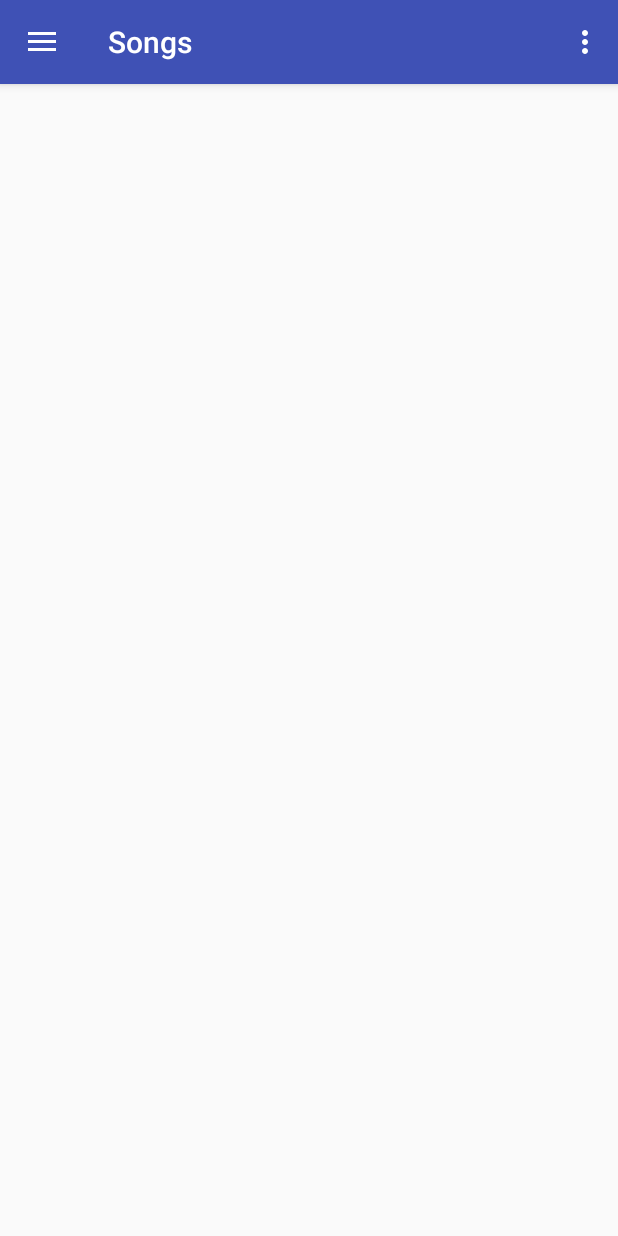
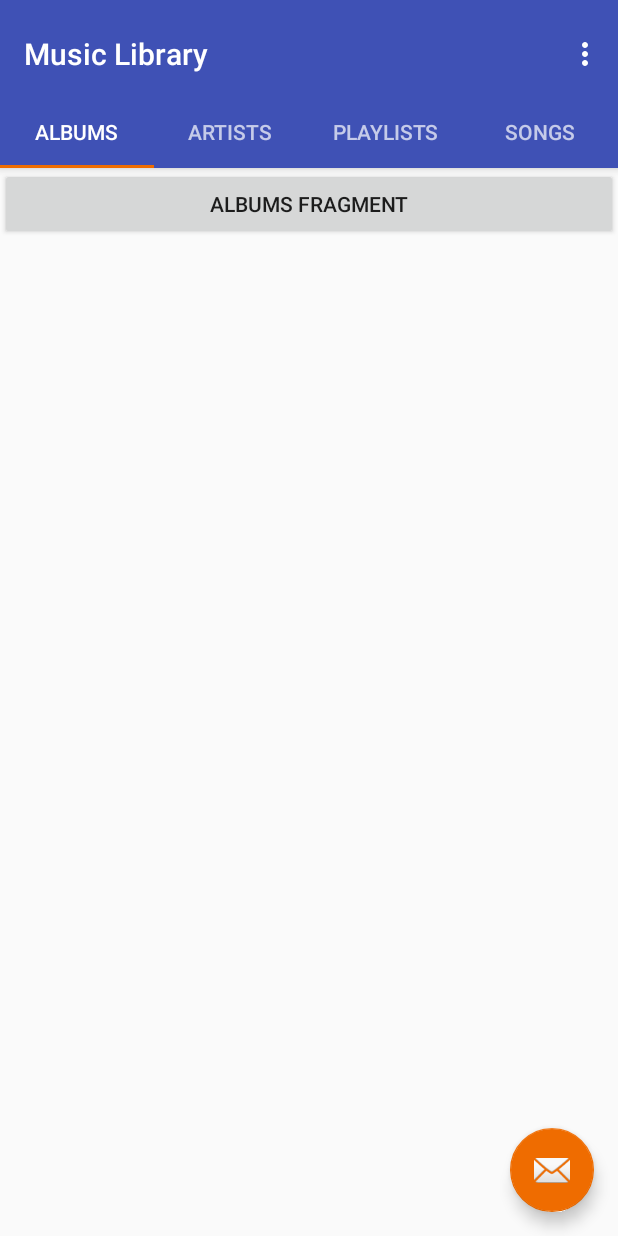
Before and after one commit to StevenFrost/AMP, an Android app: the screen it shows after launch (LibraryActivity), on a phone screen of 412 x 824 dp. Run offline under Robolectric (Android 15) with nearby library versions, the light colour scheme and no system bars.

Commit message:
Introducing tabs and fragments

```diff
--- /dev/null
+++ b/app/src/main/java/com/frost/steven/amp/AlbumsFragment.java
@@ -0,0 +1,40 @@
+package com.frost.steven.amp;
+
+import android.os.Bundle;
+import android.support.annotation.Nullable;
+import android.support.v4.app.Fragment;
+import android.support.v4.app.FragmentManager;
+import android.view.LayoutInflater;
+import android.view.View;
+import android.view.ViewGroup;
+
+public class AlbumsFragment extends Fragment
+{
+    private static final String FRAGMENT_ID = "com.frost.steven.amp.AlbumsFragment";
+
+    public static AlbumsFragment getInstance(FragmentManager fragmentManager)
+    {
+        AlbumsFragment fragment = new AlbumsFragment();
+        return fragment;
+    }
+
+    public AlbumsFragment() {}
+
+    @Override
+    public void onCreate(Bundle savedInstanceState)
+    {
+        super.onCreate(savedInstanceState);
+    }
+
+    @Override
+    public View onCreateView(LayoutInflater inflater, ViewGroup container, Bundle savedInstanceState)
+    {
+        return inflater.inflate(R.layout.fragment_albums, container, false);
+    }
+
+    @Override
+    public void onViewCreated(View view, @Nullable Bundle savedInstanceState)
+    {
+        super.onViewCreated(view, savedInstanceState);
+    }
+}
--- /dev/null
+++ b/app/src/main/java/com/frost/steven/amp/ArtistsFragment.java
@@ -0,0 +1,40 @@
+package com.frost.steven.amp;
+
+import android.os.Bundle;
+import android.support.annotation.Nullable;
+import android.support.v4.app.Fragment;
+import android.support.v4.app.FragmentManager;
+import android.view.LayoutInflater;
+import android.view.View;
+import android.view.ViewGroup;
+
+public class ArtistsFragment extends Fragment
+{
+    private static final String FRAGMENT_ID = "com.frost.steven.amp.ArtistsFragment";
+
+    public static ArtistsFragment getInstance(FragmentManager fragmentManager)
+    {
+        ArtistsFragment fragment = new ArtistsFragment();
+        return fragment;
+    }
+
+    public ArtistsFragment() {}
+
+    @Override
+    public void onCreate(Bundle savedInstanceState)
+    {
+        super.onCreate(savedInstanceState);
+    }
+
+    @Override
+    public View onCreateView(LayoutInflater inflater, ViewGroup container, Bundle savedInstanceState)
+    {
+        return inflater.inflate(R.layout.fragment_artists, container, false);
+    }
+
+    @Override
+    public void onViewCreated(View view, @Nullable Bundle savedInstanceState)
+    {
+        super.onViewCreated(view, savedInstanceState);
+    }
+}
--- /dev/null
+++ b/app/src/main/java/com/frost/steven/amp/LibraryActivity.java
@@ -0,0 +1,128 @@
+package com.frost.steven.amp;
+
+import android.support.design.widget.TabLayout;
+import android.support.design.widget.FloatingActionButton;
+import android.support.design.widget.Snackbar;
+import android.support.v7.app.AppCompatActivity;
+import android.support.v7.widget.Toolbar;
+
+import android.support.v4.app.Fragment;
+import android.support.v4.app.FragmentManager;
+import android.support.v4.app.FragmentPagerAdapter;
+import android.support.v4.view.ViewPager;
+import android.os.Bundle;
+import android.view.Menu;
+import android.view.MenuItem;
+import android.view.View;
+
+public class LibraryActivity extends AppCompatActivity
+{
+    @Override
+    protected void onCreate(Bundle savedInstanceState)
+    {
+        super.onCreate(savedInstanceState);
+        setContentView(R.layout.activity_library);
+
+        Toolbar toolbar = (Toolbar) findViewById(R.id.toolbar);
+        setSupportActionBar(toolbar);
+
+        SectionsPagerAdapter sectionsPagerAdapter = new SectionsPagerAdapter(getSupportFragmentManager());
+        ViewPager viewPager = (ViewPager)findViewById(R.id.container);
+        viewPager.setAdapter(sectionsPagerAdapter);
+
+        TabLayout tabLayout = (TabLayout) findViewById(R.id.tabs);
+        tabLayout.setupWithViewPager(viewPager);
+
+        FloatingActionButton fab = (FloatingActionButton) findViewById(R.id.fab);
+        fab.setOnClickListener(new View.OnClickListener()
+        {
+            @Override
+            public void onClick(View view)
+            {
+                Snackbar.make(view, "Replace with your own action", Snackbar.LENGTH_LONG).setAction("Action", null).show();
+            }
+        });
+    }
+
+    @Override
+    public boolean onCreateOptionsMenu(Menu menu)
+    {
+        getMenuInflater().inflate(R.menu.menu_library, menu);
+        return true;
+    }
+
+    @Override
+    public boolean onOptionsItemSelected(MenuItem item)
+    {
+        int id = item.getItemId();
+
+        if (id == R.id.action_settings)
+        {
+            return true;
+        }
+
+        return super.onOptionsItemSelected(item);
+    }
+
+    /**
+     * A FragmentPagerAdapter that returns a fragment corresponding to one of
+     * the sections/tabs/pages. FragmentStatePagerAdapter may be better if the
+     * memory footprint of this is too large.
+     */
+    public class SectionsPagerAdapter extends FragmentPagerAdapter
+    {
+        private static final int NUM_PAGES = 4;
+
+        public SectionsPagerAdapter(FragmentManager fragmentManager)
+        {
+            super(fragmentManager);
+        }
+
+        /**
+         * Called to instantiate the fragment for the given page.
+         *
+         * @param position section/tab/page index
+         * @return a new page fragment
+         */
+        @Override
+        public Fragment getItem(int position)
+        {
+            switch (position)
+            {
+            case 0:
+                return AlbumsFragment.getInstance(getSupportFragmentManager());
+            case 1:
+                return ArtistsFragment.getInstance(getSupportFragmentManager());
+            case 2:
+                return PlaylistsFragment.getInstance(getSupportFragmentManager());
+            case 3:
+                return SongsFragment.getInstance(getSupportFragmentManager());
+            }
+            return null;
+        }
+
+        @Override
+        public int getCount()
+        {
+            return NUM_PAGES;
+        }
+
+        @Override
+        public CharSequence getPageTitle(int position)
+        {
+            // TODO: Use string resources instead
+            switch (position)
+            {
+            case 0:
+                return "Albums";
+            case 1:
+                return "Artists";
+            case 2:
+                return "Playlists";
+            case 3:
+                return "Songs";
+            }
+            return null;
+        }
+    }
+}
--- /dev/null
+++ b/app/src/main/res/layout/activity_library.xml
@@ -0,0 +1,50 @@
+<?xml version="1.0" encoding="utf-8"?>
+<android.support.design.widget.CoordinatorLayout
+    xmlns:android="http://schemas.android.com/apk/res/android"
+    xmlns:tools="http://schemas.android.com/tools"
+    xmlns:app="http://schemas.android.com/apk/res-auto"
+    android:id="@+id/main_content"
+    android:layout_width="match_parent"
+    android:layout_height="match_parent"
+    android:fitsSystemWindows="true"
+    tools:context="com.frost.steven.amp.LibraryActivity">
+
+    <android.support.design.widget.AppBarLayout
+        android:id="@+id/appbar"
+        android:layout_width="match_parent"
+        android:layout_height="wrap_content"
+        android:paddingTop="@dimen/appbar_padding_top"
+        android:theme="@style/AppTheme.NoActionBar.AppBarOverlay">
+
+        <android.support.v7.widget.Toolbar
+            android:id="@+id/toolbar"
+            android:layout_width="match_parent"
+            android:layout_height="?attr/actionBarSize"
+            android:background="?attr/colorPrimary"
+            app:popupTheme="@style/AppTheme.NoActionBar.PopupOverlay"
+            app:layout_scrollFlags="scroll|enterAlways">
+
+        </android.support.v7.widget.Toolbar>
+
+        <android.support.design.widget.TabLayout
+            android:id="@+id/tabs"
+            android:layout_width="match_parent"
+            android:layout_height="wrap_content"/>
+
+    </android.support.design.widget.AppBarLayout>
+
+    <android.support.v4.view.ViewPager
+        android:id="@+id/container"
+        android:layout_width="match_parent"
+        android:layout_height="match_parent"
+        app:layout_behavior="@string/appbar_scrolling_view_behavior"/>
+
+    <android.support.design.widget.FloatingActionButton
+        android:id="@+id/fab"
+        android:layout_width="wrap_content"
+        android:layout_height="wrap_content"
+        android:layout_gravity="end|bottom"
+        android:layout_margin="@dimen/fab_margin"
+        android:src="@android:drawable/ic_dialog_email"/>
+
+</android.support.design.widget.CoordinatorLayout>
--- /dev/null
+++ b/app/src/main/res/layout/fragment_albums.xml
@@ -0,0 +1,11 @@
+<?xml version="1.0" encoding="utf-8"?>
+<LinearLayout xmlns:android="http://schemas.android.com/apk/res/android"
+              android:orientation="vertical"
+              android:layout_width="match_parent"
+              android:layout_height="match_parent">
+
+    <Button android:layout_height="wrap_content"
+            android:layout_width="fill_parent"
+            android:text="Albums fragment"/>
+
+</LinearLayout>
--- /dev/null
+++ b/app/src/main/res/menu/menu_library.xml
@@ -0,0 +1,9 @@
+<menu xmlns:android="http://schemas.android.com/apk/res/android"
+      xmlns:app="http://schemas.android.com/apk/res-auto"
+      xmlns:tools="http://schemas.android.com/tools"
+      tools:context="com.frost.steven.amp.LibraryActivity">
+    <item android:id="@+id/action_settings"
+          android:title="@string/action_settings"
+          android:orderInCategory="100"
+          app:showAsAction="never"/>
+</menu>
--- a/app/src/main/res/values/dimens.xml
+++ b/app/src/main/res/values/dimens.xml
@@ -6,4 +6,5 @@
     <!-- Default screen margins, per the Android Design guidelines. -->
     <dimen name="nav_header_vertical_spacing">16dp</dimen>
     <dimen name="nav_header_height">160dp</dimen>
+    <dimen name="appbar_padding_top">8dp</dimen>
 </resources>
--- a/app/src/main/res/values/strings.xml
+++ b/app/src/main/res/values/strings.xml
@@ -39,4 +39,6 @@
     <string name="navigation_drawer_open">Open navigation drawer</string>
     <string name="navigation_drawer_close">Close navigation drawer</string>
     <string name="title_activity_player">PlayerActivity</string>
+    <string name="title_activity_library">Music Library</string>
+    <string name="section_format">Hello World from section: %1$d</string>
 </resources>
```
Also changed, not shown: app/src/main/AndroidManifest.xml (+21 -9 lines), app/src/main/java/com/frost/steven/amp/PlaylistsFragment.java (added, +40 -0 lines), app/src/main/java/com/frost/steven/amp/SongsFragment.java (added, +40 -0 lines), app/src/main/res/layout/fragment_artists.xml (added, +11 -0 lines), app/src/main/res/layout/fragment_playlists.xml (added, +11 -0 lines), app/src/main/res/layout/fragment_songs.xml (added, +11 -0 lines), 1 other file.
